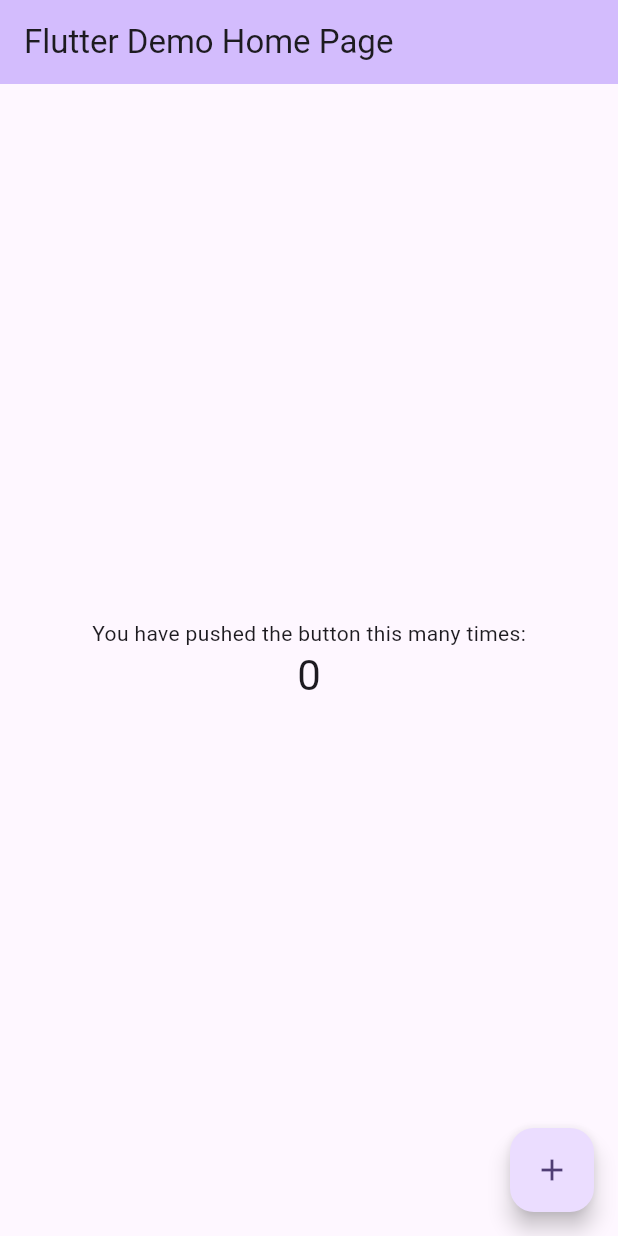
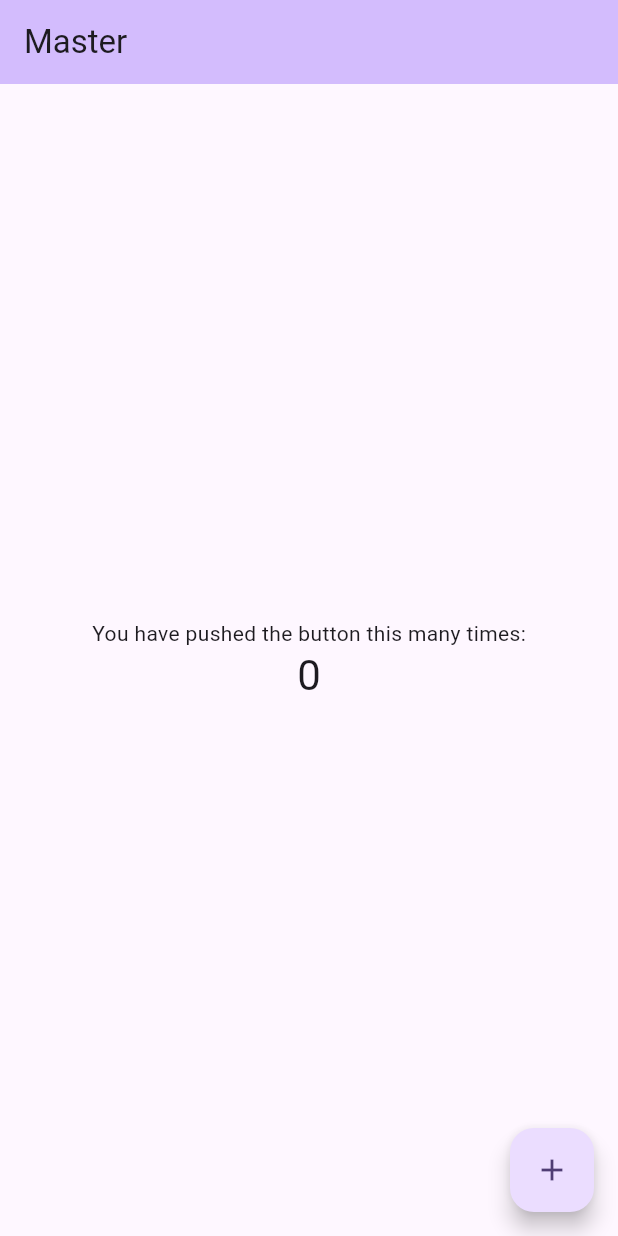
Before and after one commit to Deepak-Kumar-01/learningfork, a Flutter app: the screen it shows after launch, on a phone screen of 412 x 824 dp. Run offline on Flutter 3.47's test engine with Material 3 defaults, Android fonts, the phone set to English and light mode, and no system bars.

Commit message:
title updated for master

```diff
--- a/lib/main.dart
+++ b/lib/main.dart
@@ -31,7 +31,7 @@ class MyApp extends StatelessWidget {
         colorScheme: ColorScheme.fromSeed(seedColor: Colors.deepPurple),
         useMaterial3: true,
       ),
-      home: const MyHomePage(title: 'Flutter Demo Home Page'),
+      home: const MyHomePage(title: 'Master'),
     );
   }
 }
```
